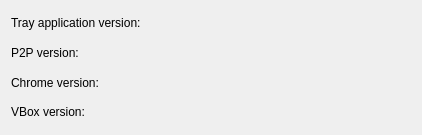
Qt form hub/forms/DlgAbout.ui (subutai-io/control-center) before a commit.
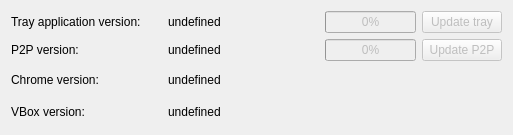
The same form after that commit.

Diff of the .ui file:
```diff
--- a/hub/forms/DlgAbout.ui
+++ b/hub/forms/DlgAbout.ui
@@ -6,7 +6,7 @@
    <rect>
     <x>0</x>
     <y>0</y>
-    <width>422</width>
+    <width>513</width>
     <height>135</height>
    </rect>
   </property>
@@ -15,14 +15,7 @@
   </property>
   <layout class="QVBoxLayout" name="verticalLayout">
    <item>
-    <layout class="QGridLayout" name="gridLayout" columnstretch="1">
-     <item row="1" column="0">
-      <widget class="QLabel" name="lbl_p2p_version">
-       <property name="text">
-        <string>P2P version:</string>
-       </property>
-      </widget>
-     </item>
+    <layout class="QGridLayout" name="gridLayout" columnstretch="3,3,1,1">
      <item row="0" column="0">
       <widget class="QLabel" name="lbl_tray_version">
        <property name="text">
@@ -30,6 +23,67 @@
        </property>
       </widget>
      </item>
+     <item row="0" column="1">
+      <widget class="QLabel" name="lbl_tray_version_val">
+       <property name="text">
+        <string>undefined</string>
+       </property>
+      </widget>
+     </item>
+     <item row="0" column="2">
+      <widget class="QProgressBar" name="pb_tray">
+       <property name="enabled">
+        <bool>false</bool>
+       </property>
+       <property name="value">
+        <number>0</number>
+       </property>
+      </widget>
+     </item>
+     <item row="0" column="3">
+      <widget class="QPushButton" name="btn_tray_update">
+       <property name="enabled">
+        <bool>false</bool>
+       </property>
+       <property name="text">
+        <string>Update tray</string>
+       </property>
+      </widget>
+     </item>
+     <item row="1" column="0">
+      <widget class="QLabel" name="lbl_p2p_version">
+       <property name="text">
+        <string>P2P version:</string>
+       </property>
+      </widget>
+     </item>
+     <item row="1" column="1">
+      <widget class="QLabel" name="lbl_p2p_version_val">
+       <property name="text">
+        <string>undefined</string>
+       </property>
+      </widget>
+     </item>
+     <item row="1" column="2">
+      <widget class="QProgressBar" name="pb_p2p">
+       <property name="enabled">
+        <bool>false</bool>
+       </property>
+       <property name="value">
+        <number>0</number>
+       </property>
+      </widget>
+     </item>
+     <item row="1" column="3">
+      <widget class="QPushButton" name="btn_p2p_update">
+       <property name="enabled">
+        <bool>false</bool>
+       </property>
+       <property name="text">
+        <string>Update P2P</string>
+       </property>
+      </widget>
+     </item>
      <item row="2" column="0">
       <widget class="QLabel" name="lbl_chrome_version">
        <property name="text">
@@ -37,6 +91,39 @@
        </property>
       </widget>
      </item>
+     <item row="2" column="1">
+      <widget class="QLabel" name="lbl_chrome_version_val">
+       <property name="text">
+        <string>undefined</string>
+       </property>
+      </widget>
+     </item>
+     <item row="2" column="2">
+      <spacer name="horizontalSpacer_4">
+       <property name="orientation">
+        <enum>Qt::Horizontal</enum>
+       </property>
+       <property name="sizeHint" stdset="0">
+        <size>
+         <width>88</width>
+         <height>20</height>
+        </size>
+       </property>
+      </spacer>
+     </item>
+     <item row="2" column="3">
+      <spacer name="horizontalSpacer">
+       <property name="orientation">
+        <enum>Qt::Horizontal</enum>
+       </property>
+       <property name="sizeHint" stdset="0">
+        <size>
+         <width>78</width>
+         <height>20</height>
+        </size>
+       </property>
+      </spacer>
+     </item>
      <item row="3" column="0">
       <widget class="QLabel" name="lbl_vbox_version">
        <property name="text">
@@ -44,6 +131,39 @@
        </property>
       </widget>
      </item>
+     <item row="3" column="1">
+      <widget class="QLabel" name="lbl_vbox_version_val">
+       <property name="text">
+        <string>undefined</string>
+       </property>
+      </widget>
+     </item>
+     <item row="3" column="2">
+      <spacer name="horizontalSpacer_3">
+       <property name="orientation">
+        <enum>Qt::Horizontal</enum>
+       </property>
+       <property name="sizeHint" stdset="0">
+        <size>
+         <width>88</width>
+         <height>20</height>
+        </size>
+       </property>
+      </spacer>
+     </item>
+     <item row="3" column="3">
+      <spacer name="horizontalSpacer_2">
+       <property name="orientation">
+        <enum>Qt::Horizontal</enum>
+       </property>
+       <property name="sizeHint" stdset="0">
+        <size>
+         <width>78</width>
+         <height>20</height>
+        </size>
+       </property>
+      </spacer>
+     </item>
     </layout>
    </item>
   </layout>
```
